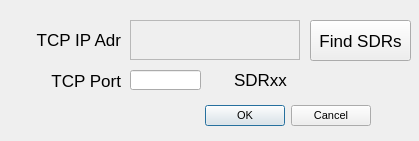
rafael2k/CuteSDR, file macforms/editnetdlg.ui: the form before one commit.
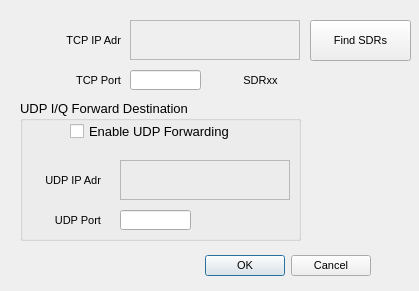
The form after the commit. Custom widgets are drawn as their Qt base class.

```diff
--- a/macforms/editnetdlg.ui
+++ b/macforms/editnetdlg.ui
@@ -7,7 +7,7 @@
     <x>0</x>
     <y>0</y>
     <width>419</width>
-    <height>141</height>
+    <height>291</height>
    </rect>
   </property>
   <property name="minimumSize">
@@ -29,9 +29,9 @@
   <widget class="QDialogButtonBox" name="buttonBox">
    <property name="geometry">
     <rect>
-     <x>30</x>
-     <y>100</y>
-     <width>341</width>
+     <x>200</x>
+     <y>250</y>
+     <width>171</width>
      <height>32</height>
     </rect>
    </property>
@@ -60,7 +60,7 @@
    </property>
    <property name="font">
     <font>
-     <pointsize>13</pointsize>
+     <pointsize>8</pointsize>
      <weight>50</weight>
      <bold>false</bold>
     </font>
@@ -106,7 +106,7 @@
    </property>
    <property name="font">
     <font>
-     <pointsize>13</pointsize>
+     <pointsize>8</pointsize>
      <weight>50</weight>
      <bold>false</bold>
     </font>
@@ -161,7 +161,7 @@
    </property>
    <property name="font">
     <font>
-     <pointsize>13</pointsize>
+     <pointsize>8</pointsize>
      <weight>50</weight>
      <bold>false</bold>
     </font>
@@ -181,7 +181,7 @@
    </property>
    <property name="font">
     <font>
-     <pointsize>13</pointsize>
+     <pointsize>8</pointsize>
      <weight>50</weight>
      <bold>false</bold>
     </font>
@@ -193,6 +193,145 @@
     <set>Qt::AlignCenter</set>
    </property>
   </widget>
+  <widget class="QGroupBox" name="groupBox">
+   <property name="geometry">
+    <rect>
+     <x>20</x>
+     <y>100</y>
+     <width>281</width>
+     <height>141</height>
+    </rect>
+   </property>
+   <property name="font">
+    <font>
+     <weight>50</weight>
+     <bold>false</bold>
+    </font>
+   </property>
+   <property name="title">
+    <string>UDP I/Q Forward Destination</string>
+   </property>
+   <widget class="QLabel" name="label_3">
+    <property name="geometry">
+     <rect>
+      <x>10</x>
+      <y>60</y>
+      <width>71</width>
+      <height>40</height>
+     </rect>
+    </property>
+    <property name="font">
+     <font>
+      <pointsize>8</pointsize>
+      <weight>50</weight>
+      <bold>false</bold>
+     </font>
+    </property>
+    <property name="text">
+     <string>UDP IP Adr</string>
+    </property>
+    <property name="alignment">
+     <set>Qt::AlignRight|Qt::AlignTrailing|Qt::AlignVCenter</set>
+    </property>
+   </widget>
+   <widget class="CIPEditWidget" name="IPEditwidget_IPFwd">
+    <property name="geometry">
+     <rect>
+      <x>100</x>
+      <y>60</y>
+      <width>170</width>
+      <height>40</height>
+     </rect>
+    </property>
+    <property name="font">
+     <font>
+      <pointsize>8</pointsize>
+      <weight>50</weight>
+      <bold>false</bold>
+     </font>
+    </property>
+    <property name="focusPolicy">
+     <enum>Qt::NoFocus</enum>
+    </property>
+    <property name="toolTip">
+     <string>TCP Control IP Address</string>
+    </property>
+    <property name="frameShape">
+     <enum>QFrame::StyledPanel</enum>
+    </property>
+    <property name="frameShadow">
+     <enum>QFrame::Sunken</enum>
+    </property>
+    <property name="lineWidth">
+     <number>1</number>
+    </property>
+   </widget>
+   <widget class="QLabel" name="label_4">
+    <property name="geometry">
+     <rect>
+      <x>0</x>
+      <y>110</y>
+      <width>81</width>
+      <height>21</height>
+     </rect>
+    </property>
+    <property name="font">
+     <font>
+      <pointsize>8</pointsize>
+      <weight>50</weight>
+      <bold>false</bold>
+     </font>
+    </property>
+    <property name="text">
+     <string>UDP Port</string>
+    </property>
+    <property name="alignment">
+     <set>Qt::AlignRight|Qt::AlignTrailing|Qt::AlignVCenter</set>
+    </property>
+   </widget>
+   <widget class="QLineEdit" name="lineEdit_UDPPort">
+    <property name="geometry">
+     <rect>
+      <x>100</x>
+      <y>110</y>
+      <width>71</width>
+      <height>20</height>
+     </rect>
+    </property>
+    <property name="font">
+     <font>
+      <pointsize>8</pointsize>
+      <weight>50</weight>
+      <bold>false</bold>
+     </font>
+    </property>
+    <property name="toolTip">
+     <string>TCP Control Port Number</string>
+    </property>
+    <property name="maxLength">
+     <number>5</number>
+    </property>
+   </widget>
+   <widget class="QCheckBox" name="checkBoxFwdUDP">
+    <property name="geometry">
+     <rect>
+      <x>50</x>
+      <y>23</y>
+      <width>181</width>
+      <height>17</height>
+     </rect>
+    </property>
+    <property name="font">
+     <font>
+      <weight>50</weight>
+      <bold>false</bold>
+     </font>
+    </property>
+    <property name="text">
+     <string>Enable UDP Forwarding</string>
+    </property>
+   </widget>
+  </widget>
  </widget>
  <customwidgets>
   <customwidget>
```
Left out of the diff: 21 changed lines with no effect on the pictures.
